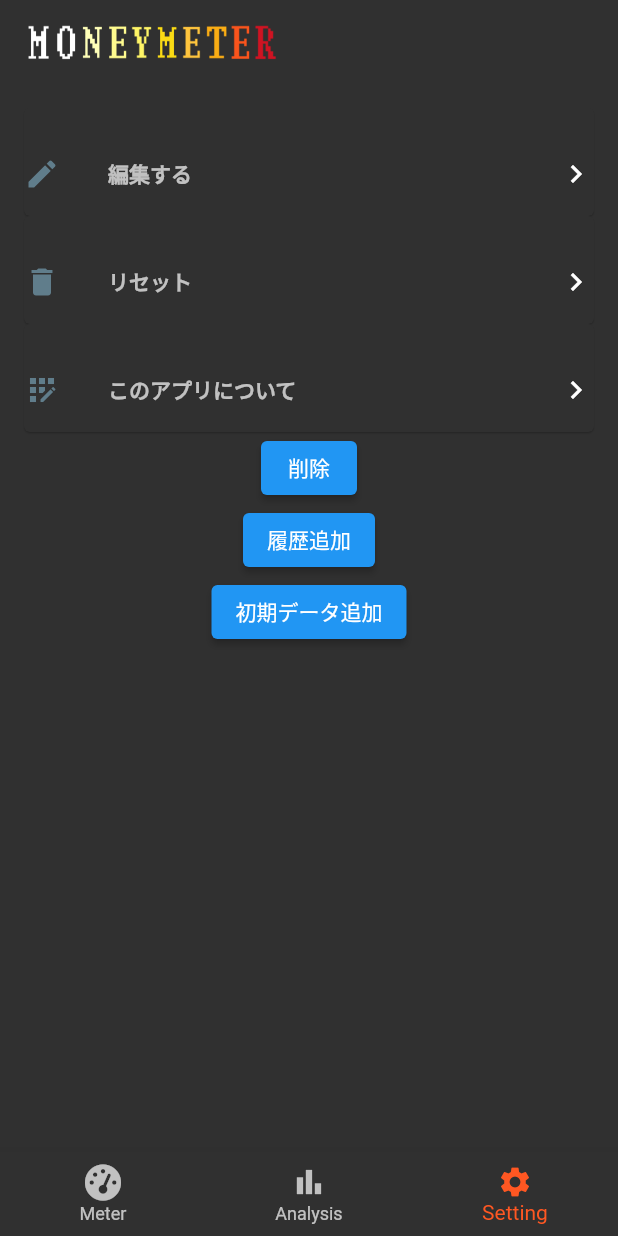
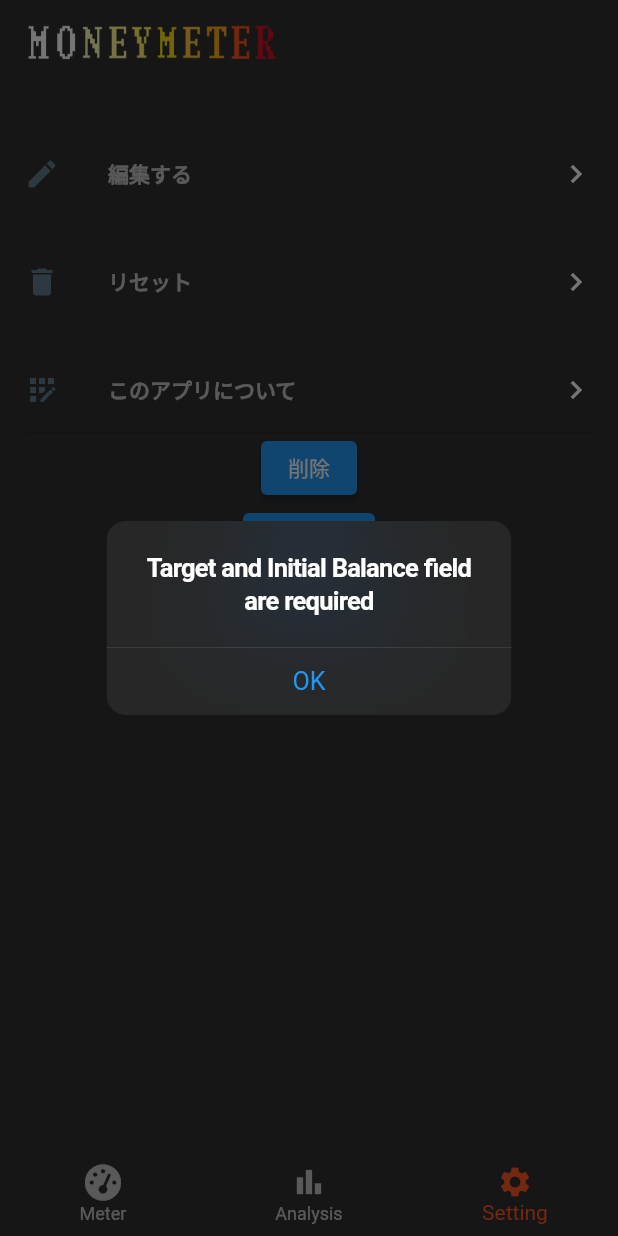
Before and after one commit to kolbe-ryo/budget_scouter, a Flutter app: the screen it shows after launch, item 3 of the bottom bar chosen, after a tap on "リセット", on a phone screen of 412 x 824 dp. Run offline on Flutter 3.47's test engine with Material 2 defaults, Android fonts, the phone set to English and light mode, and no system bars; drawn by our look-alikes of google_mobile_ads; our stand-ins replace fl_chart, flutter_riverpod, font_awesome_flutter, freezed_annotation, pie_chart, shared_preferences and 1 more; generated files the repository leaves out were written again; network calls fail.

```diff
--- a/lib/enum/meter_in_out_enum.dart
+++ b/lib/enum/meter_in_out_enum.dart
@@ -6,6 +6,7 @@ enum MeterInOutEnum {
   outer,
 }
 
+// TODO: 段階に応じてチャートカラーを変更する
 extension MeterInOutEnumExt on MeterInOutEnum {
   Color get color {
     switch (this) {
--- a/lib/view/common/input_tile.dart
+++ b/lib/view/common/input_tile.dart
@@ -52,6 +52,9 @@ class InputTile extends ConsumerWidget {
           keyboardType: numOnly ? TextInputType.number : null,
           style: kTextStyleSecondary,
           onChanged: (String text) {
+            if (text.isEmpty) {
+              text = '0';
+            }
             ref.read(initialMoneyMeterStateProvider.state).update(
                   (state) => isTarget ? state.copyWith(target: text) : state.copyWith(initBalance: int.parse(text)),
                 );
--- a/lib/view/modal/money_meter_initital_setting_modal.dart
+++ b/lib/view/modal/money_meter_initital_setting_modal.dart
@@ -65,7 +65,7 @@ class MoneyMeterInitialSettingModal extends ConsumerWidget {
         floatingActionButton: FloatingActionButton(
           child: hadData ? const Icon(Icons.edit) : const Icon(Icons.add),
           backgroundColor: kThemeColor,
-          onPressed: () async {
+          onPressed: () {
             final inititalMoneyMeterModel = ref.watch(initialMoneyMeterStateProvider);
             final moneyMeterModel = ref.watch(moneyMeterProvider.select((value) => value.moneyMeterModel));
 
--- a/lib/view/page/money_meter_page.dart
+++ b/lib/view/page/money_meter_page.dart
@@ -65,8 +65,11 @@ class MoneyMeterPage extends ConsumerWidget {
               ),
               TopCaptionTexts(
                 title: 'Year',
-                content: NumberFormatter.createdAtFotmat(DateTime.now().year, DateTime.now().month),
-                isNodata: false,
+                content: hasData
+                    ? ref.watch(moneyMeterProvider.select((state) =>
+                        NumberFormatter.createdAtFotmat(state.moneyMeterModel.year, state.moneyMeterModel.month)))
+                    : 'No Data',
+                isNodata: !hasData,
               ),
             ],
           ),
--- a/lib/view/page/setting_page.dart
+++ b/lib/view/page/setting_page.dart
@@ -1,4 +1,5 @@
 // Flutter imports:
+import 'package:budget_scouter/view/common/app_dialog.dart';
 import 'package:budget_scouter/view/modal/money_meter_initital_setting_modal.dart';
 import 'package:flutter/material.dart';
 
@@ -23,7 +24,8 @@ class SettingPage extends ConsumerWidget {
           SettingTile(
             title: '編集する',
             icon: Icons.edit,
-            onTap: () {
+            onTap: model.hasdata
+                ? () {
                     ref.read(initialMoneyMeterStateProvider.notifier).update(
                           (state) => state.copyWith(
                             target: model.target,
@@ -38,13 +40,23 @@ class SettingPage extends ConsumerWidget {
                         fullscreenDialog: true,
                       ),
                     );
-            },
+                  }
+                : () => showDialog(
+                      context: context,
+                      builder: (context) => const AppDialog('Target and Initial Balance field are required'),
+                    ),
           ),
           SettingTile(
             title: 'リセット',
             icon: Icons.delete,
+            onTap: model.hasdata
+                ? () {
                     // TODO: モーダルで確認し、全ての設定をリセットする
-            onTap: () => null,
+                  }
+                : () => showDialog(
+                      context: context,
+                      builder: (context) => const AppDialog('Target and Initial Balance field are required'),
+                    ),
           ),
           SettingTile(
             title: 'このアプリについて',
@@ -57,12 +69,12 @@ class SettingPage extends ConsumerWidget {
           ),
           ElevatedButton(
             onPressed: () => ref.read(moneyMeterProvider.notifier).delete(context),
-            child: Text('削除'),
+            child: const Text('削除'),
           ),
           ElevatedButton(
             onPressed: () =>
                 ref.read(moneyMeterProvider.notifier).save(model.copyWith(moneyConsumptionHistoryModelList: _list)),
-            child: Text('履歴追加'),
+            child: const Text('履歴追加'),
           ),
           ElevatedButton(
             onPressed: () => ref.read(moneyMeterProvider.notifier).save(
```
Also changed, not shown: lib/view/money_meter/meter_widget.dart (+5 -2 lines). Lines whose indentation alone changed are shown as unchanged.
